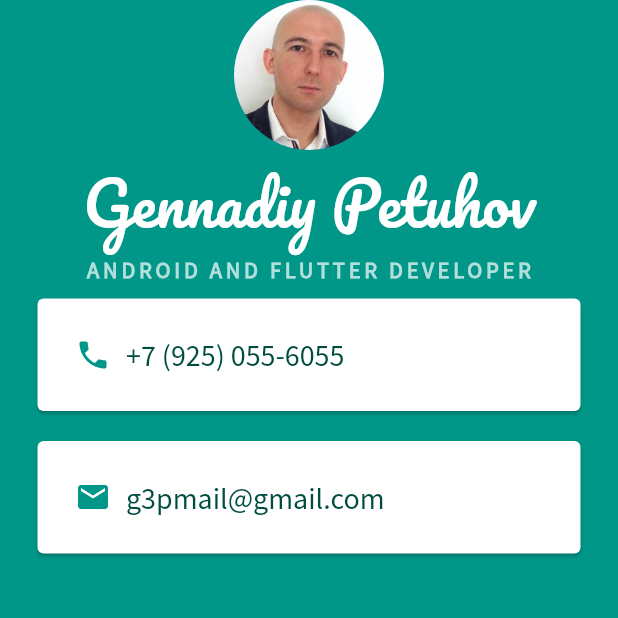
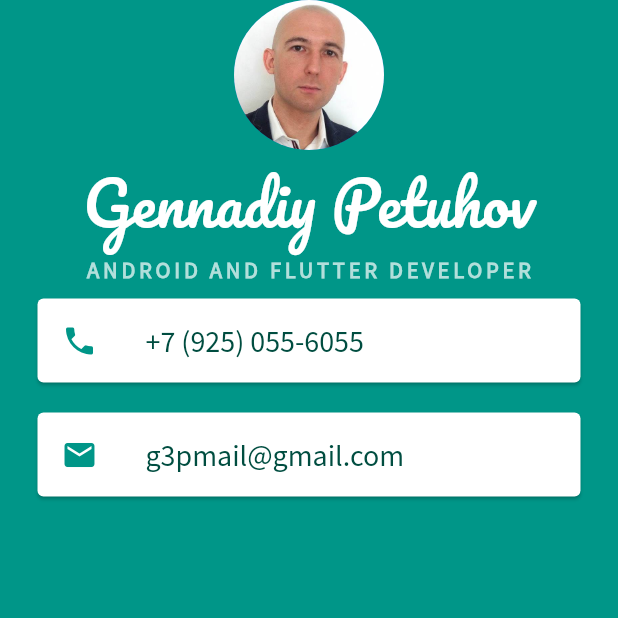
Before and after one commit to gpetuhov/FlutterTutorial, a Flutter app: the screen it shows after launch, on a phone screen of 412 x 824 dp, the top half of it. Run offline on Flutter 3.47's test engine with Material 2 defaults, Android fonts, the phone set to English and light mode, and no system bars.

Commit message:
Add ListTile

```diff
--- a/03-MiCard/mi_card_flutter/lib/main.dart
+++ b/03-MiCard/mi_card_flutter/lib/main.dart
@@ -42,25 +42,17 @@ class MyApp extends StatelessWidget {
                   vertical: 10.0,
                   horizontal: 25.0,
                 ),
-                child: Padding(
-                  padding: EdgeInsets.all(25.0),
-                  child: Row(
-                    children: [
-                      Icon(
+                child: ListTile(
+                  leading: Icon(
                     Icons.phone,
                     color: Colors.teal,
                   ),
-                      SizedBox(
-                        width: 10.0,
-                      ),
-                      Text(
+                  title: Text(
                     '+7 (925) 055-6055',
                     style: TextStyle(
                         fontFamily: 'Source Sans Pro',
                         fontSize: 20.0,
                         color: Colors.teal.shade900),
-                      ),
-                    ],
                   ),
                 ),
               ),
@@ -70,25 +62,17 @@ class MyApp extends StatelessWidget {
                   vertical: 10.0,
                   horizontal: 25.0,
                 ),
-                child: Padding(
-                  padding: EdgeInsets.all(25.0),
-                  child: Row(
-                    children: [
-                      Icon(
+                child: ListTile(
+                  leading: Icon(
                     Icons.email,
                     color: Colors.teal,
                   ),
-                      SizedBox(
-                        width: 10.0,
-                      ),
-                      Text(
+                  title: Text(
                     'g3pmail@gmail.com',
                     style: TextStyle(
                         fontFamily: 'Source Sans Pro',
                         fontSize: 20.0,
                         color: Colors.teal.shade900),
-                      ),
-                    ],
                   ),
                 ),
               )
```
Lines whose indentation alone changed are shown as unchanged.
